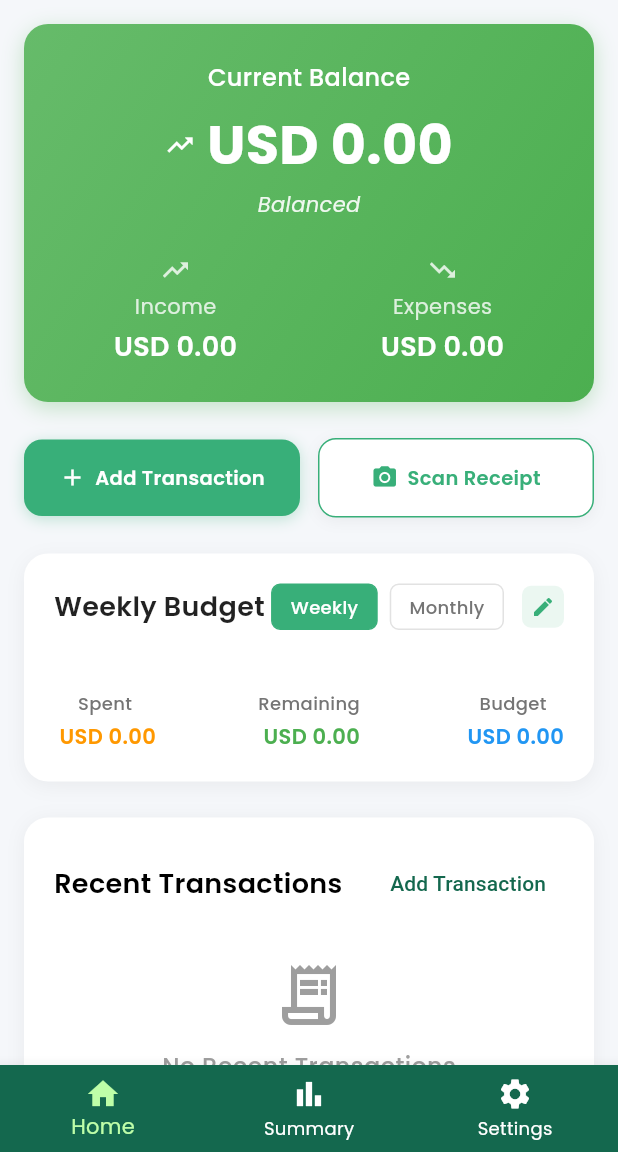
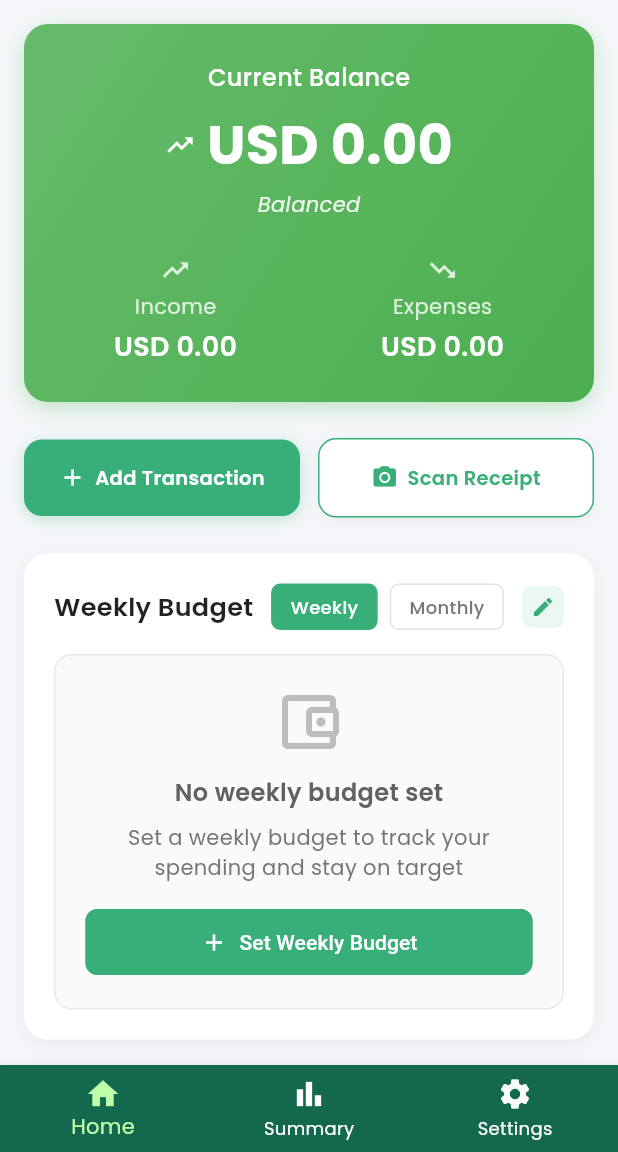
Before and after one commit to depaulian/spendlee_app, a Flutter app: the HomeScreenPage screen opened by its route, on a phone screen of 412 x 824 dp, the part 84-1236 px from its top. Run offline on Flutter 3.47's test engine with Material 3 defaults, Android fonts, the phone set to English and light mode, and no system bars; our stand-ins replace curved_navigation_bar, firebase_core, fl_chart, flutter_native_splash, flutter_otp_text_field, geolocator and 6 more; accounts and stored records are empty; network calls fail.

```diff
--- a/lib/src/features/core/screens/home/widgets/budget_section_widget.dart
+++ b/lib/src/features/core/screens/home/widgets/budget_section_widget.dart
@@ -32,6 +32,7 @@ class BudgetSection extends StatelessWidget {
     final remaining = budget - spent;
     final progress = budget > 0 ? (spent / budget).clamp(0.0, 1.0) : 0.0;
     final isOverBudget = spent > budget;
+    final hasBudgetSet = budget > 0;
 
     return Container(
       padding: const EdgeInsets.all(20),
@@ -55,7 +56,7 @@ class BudgetSection extends StatelessWidget {
               Text(
                 '$budgetPeriod Budget',
                 style: const TextStyle(
-                  fontSize: 18,
+                  fontSize: 17 ,
                   fontWeight: FontWeight.w600,
                   color: Colors.black87,
                 ),
@@ -88,6 +89,12 @@ class BudgetSection extends StatelessWidget {
           ),
           const SizedBox(height: 16),
 
+          // Show different content based on whether budget is set
+          if (!hasBudgetSet) ...[
+            // No budget set state
+            _buildNoBudgetState(),
+          ] else ...[
+            // Budget is set - show normal progress and stats
             // Progress Bar
             Container(
               height: 8,
@@ -162,6 +169,62 @@ class BudgetSection extends StatelessWidget {
               ),
             ],
           ],
+        ],
+      ),
+    );
+  }
+
+  Widget _buildNoBudgetState() {
+    return Container(
+      padding: const EdgeInsets.all(20),
+      decoration: BoxDecoration(
+        color: Colors.grey[50],
+        borderRadius: BorderRadius.circular(12),
+        border: Border.all(color: Colors.grey.withOpacity(0.2)),
+      ),
+      child: Column(
+        children: [
+          Icon(
+            Icons.account_balance_wallet_outlined,
+            size: 48,
+            color: Colors.grey[400],
+          ),
+          const SizedBox(height: 12),
+          Text(
+            'No ${budgetPeriod.toLowerCase()} budget set',
+            style: TextStyle(
+              fontSize: 16,
+              fontWeight: FontWeight.w600,
+              color: Colors.grey[700],
+            ),
+          ),
+          const SizedBox(height: 8),
+          Text(
+            'Set a ${budgetPeriod.toLowerCase()} budget to track your spending and stay on target',
+            style: TextStyle(
+              fontSize: 14,
+              color: Colors.grey[600],
+            ),
+            textAlign: TextAlign.center,
+          ),
+          const SizedBox(height: 16),
+          SizedBox(
+            width: double.infinity,
+            child: ElevatedButton.icon(
+              onPressed: onSetBudget,
+              icon: const Icon(Icons.add, size: 18),
+              label: Text('Set ${budgetPeriod} Budget'),
+              style: ElevatedButton.styleFrom(
+                backgroundColor: tSecondaryColor,
+                foregroundColor: Colors.white,
+                padding: const EdgeInsets.symmetric(vertical: 12),
+                shape: RoundedRectangleBorder(
+                  borderRadius: BorderRadius.circular(8),
+                ),
+              ),
+            ),
+          ),
+        ],
       ),
     );
   }
```
Lines whose indentation alone changed are shown as unchanged.
